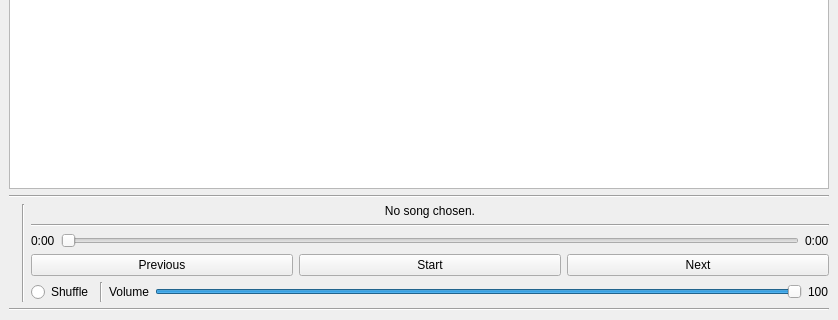
First picture: the form in MainWindow.ui, repository MichalKopyt/Qt-music-player, before the edit; both pictures show x 0 to 838 and y 267 to 587 of the 838 by 587 pixel window.
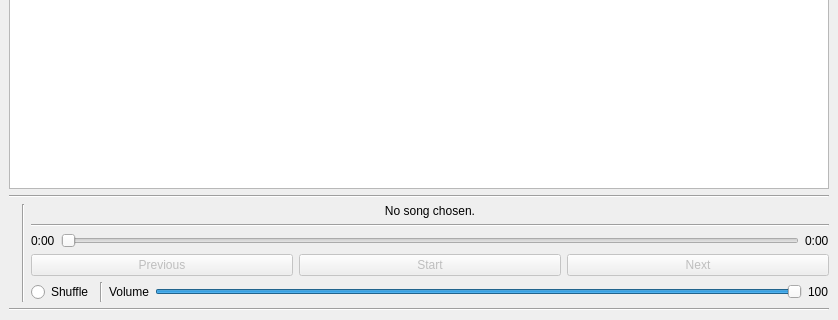
Second picture: the form after the edit.

```diff
--- a/MainWindow.ui
+++ b/MainWindow.ui
@@ -149,6 +149,9 @@
            <layout class="QHBoxLayout" name="horizontalLayout_2">
             <item>
              <widget class="QPushButton" name="previousButton">
+              <property name="enabled">
+               <bool>false</bool>
+              </property>
               <property name="sizePolicy">
                <sizepolicy hsizetype="Minimum" vsizetype="Fixed">
                 <horstretch>1</horstretch>
@@ -162,6 +165,9 @@
             </item>
             <item>
              <widget class="QPushButton" name="playButton">
+              <property name="enabled">
+               <bool>false</bool>
+              </property>
               <property name="sizePolicy">
                <sizepolicy hsizetype="Minimum" vsizetype="Fixed">
                 <horstretch>1</horstretch>
@@ -175,6 +181,9 @@
             </item>
             <item>
              <widget class="QPushButton" name="nextButton">
+              <property name="enabled">
+               <bool>false</bool>
+              </property>
               <property name="sizePolicy">
                <sizepolicy hsizetype="Minimum" vsizetype="Fixed">
                 <horstretch>1</horstretch>
```
Left out of the diff: 40 changed lines with no effect on the pictures.
